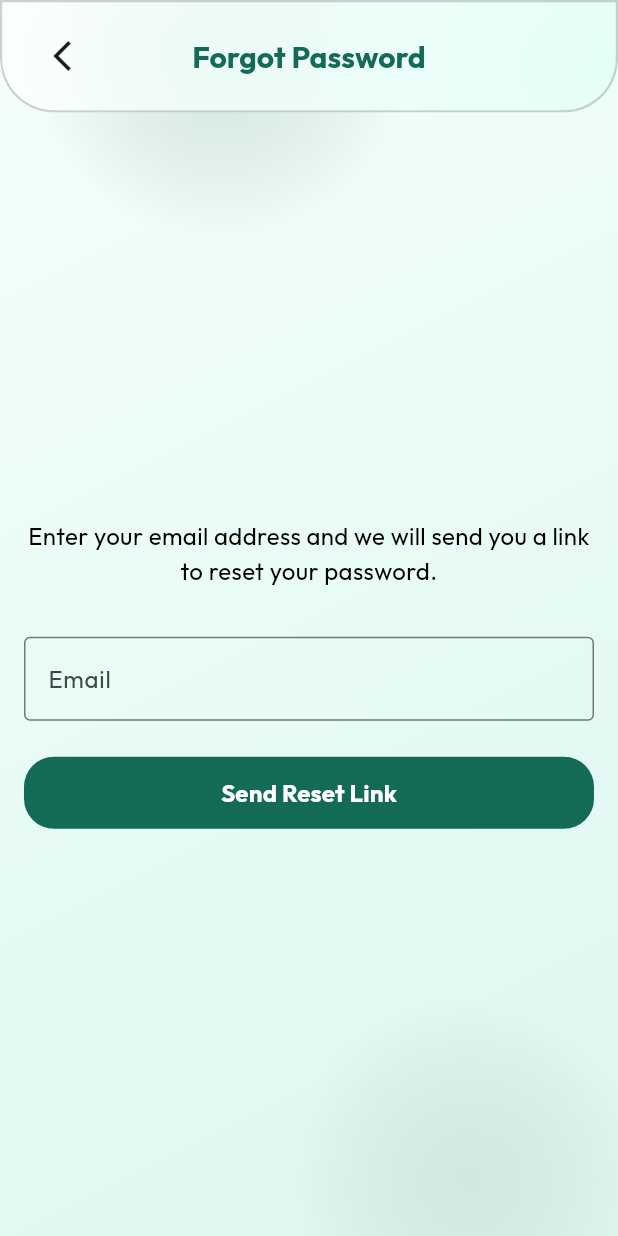
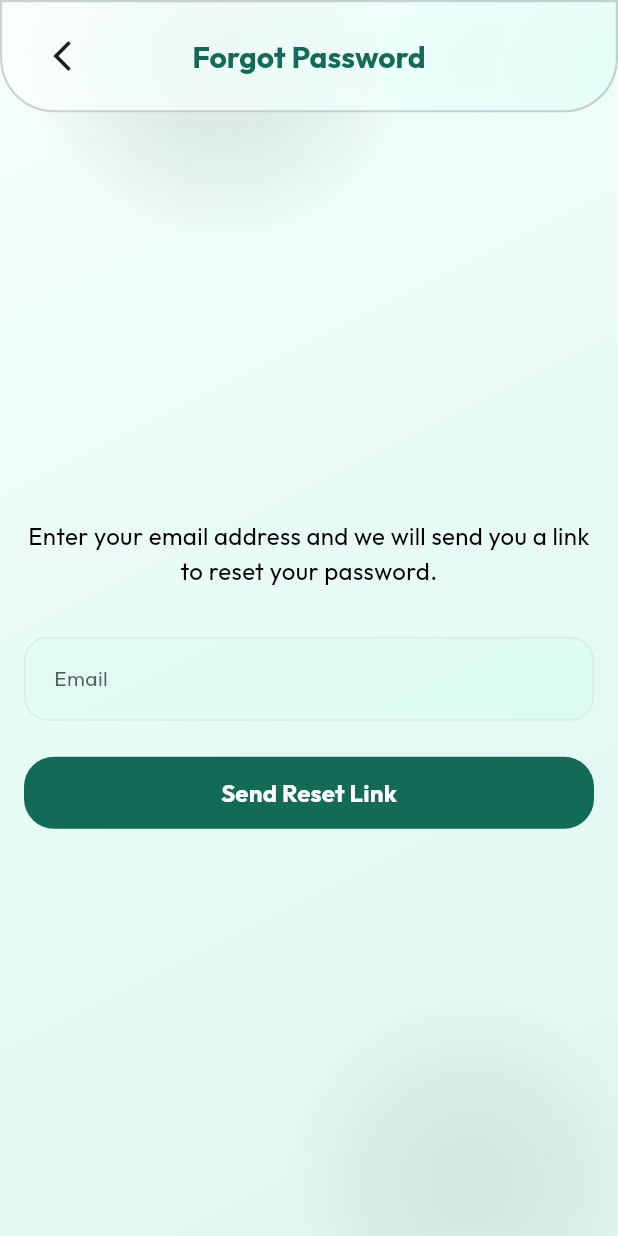
Before and after one commit to CodeAndThink/twinfix, a Flutter app: the _ForgotPasswordView screen opened directly, on a phone screen of 412 x 824 dp. Run offline on Flutter 3.47's test engine with Material 3 defaults, Android fonts, the phone set to English and light mode, and no system bars; our stand-ins replace another_flushbar, equatable, flutter_bloc, flutter_card_swiper, flutter_dotenv, get_it and 11 more; missing offline and left inert: exif, google_mlkit_face_detection, google_mlkit_text_recognition, haptic_feedback, image_pixels and 5 more; accounts and stored records are empty; generated files the repository leaves out were written again.

Commit message:
refactor: standardize authentication forms using custom AppAuthTextField and manage state with TextEditingControllers.

```diff
--- a/lib/presentation/features/auth/forgot_password/cubit/forgot_password_cubit.dart
+++ b/lib/presentation/features/auth/forgot_password/cubit/forgot_password_cubit.dart
@@ -1,23 +1,23 @@
+import 'package:flutter/material.dart';
 import 'package:twinfix/core/enums/load_status.dart';
+import 'package:twinfix/domain/repositories/auth_repository.dart';
 import 'package:twinfix/presentation/features/auth/forgot_password/cubit/forgot_password_state.dart';
 import 'package:twinfix/presentation/features/auth/forgot_password/navigator/forgot_password_navigator.dart';
 import 'package:twinfix/presentation/widgets/cubit/base_cubit.dart';
 
 class ForgotPasswordCubit extends BaseCubit<ForgotPasswordState> {
   final ForgotPasswordNavigator navigator;
+  final AuthRepository authRepository;
 
-  ForgotPasswordCubit({required this.navigator})
+  ForgotPasswordCubit({required this.navigator, required this.authRepository})
     : super(const ForgotPasswordState());
 
-  void emailChanged(String email) {
-    emit(state.copyWith(email: email));
-  }
+  final TextEditingController emailController = TextEditingController();
 
   Future<void> sendResetLink() async {
     emit(state.copyWith(loadStatus: LoadStatus.loading));
     try {
-      // TODO: Call forgot password usecase here
-      await Future.delayed(const Duration(seconds: 1));
+      await authRepository.forgotPassword(email: emailController.text.trim());
       emit(state.copyWith(loadStatus: LoadStatus.success));
     } catch (e) {
       emit(
--- a/lib/presentation/features/auth/forgot_password/pages/forgot_password_page.dart
+++ b/lib/presentation/features/auth/forgot_password/pages/forgot_password_page.dart
@@ -1,9 +1,11 @@
 import 'package:flutter/material.dart';
 import 'package:flutter_bloc/flutter_bloc.dart';
+import 'package:twinfix/core/di/injection.dart';
 import 'package:twinfix/generated/l10n.dart';
 import 'package:twinfix/presentation/features/auth/forgot_password/cubit/forgot_password_state.dart';
 import 'package:twinfix/presentation/widgets/buttons/app_filled_button.dart';
 import 'package:twinfix/presentation/widgets/scaffold/app_scaffold.dart';
+import 'package:twinfix/presentation/widgets/text_fields/app_auth_text_field.dart';
 import '../../../../../core/extensions/extensions.dart';
 import '../../../../../core/enums/load_status.dart';
 import '../cubit/forgot_password_cubit.dart';
@@ -15,8 +17,10 @@ class ForgotPasswordPage extends StatelessWidget {
   @override
   Widget build(BuildContext context) {
     return BlocProvider(
-      create: (context) =>
-          ForgotPasswordCubit(navigator: ForgotPasswordNavigator(context)),
+      create: (context) => ForgotPasswordCubit(
+        navigator: ForgotPasswordNavigator(context),
+        authRepository: locator.get(),
+      ),
       child: const _ForgotPasswordView(),
     );
   }
@@ -74,12 +78,9 @@ class _ForgotPasswordViewState extends State<_ForgotPasswordView> {
                     style: const TextStyle(fontSize: 16),
                   ),
                   32.height,
-                  TextField(
-                    onChanged: (value) => _cubit.emailChanged(value),
-                    decoration: InputDecoration(
-                      labelText: _l10n.email,
-                      border: const OutlineInputBorder(),
-                    ),
+                  AppAuthTextField(
+                    controller: _cubit.emailController,
+                    labelText: _l10n.email,
                   ),
                   24.height,
                   AppFilledButton(
--- a/lib/presentation/features/auth/login/cubit/login_cubit.dart
+++ b/lib/presentation/features/auth/login/cubit/login_cubit.dart
@@ -1,3 +1,4 @@
+import 'package:flutter/material.dart';
 import 'package:twinfix/core/enums/load_status.dart';
 import 'package:twinfix/domain/repositories/auth_repository.dart';
 import 'package:twinfix/presentation/features/auth/login/cubit/login_state.dart';
@@ -10,6 +11,9 @@ class LoginCubit extends BaseCubit<LoginState> {
 
   LoginCubit({required this.navigator, required this.authRepository})
     : super(const LoginState());
+
+  final TextEditingController emailController = TextEditingController();
+  final TextEditingController passwordController = TextEditingController();
 
   void emailChanged(String email) {
     emit(state.copyWith(email: email));
--- a/lib/presentation/features/auth/login/navigator/login_navigator.dart
+++ b/lib/presentation/features/auth/login/navigator/login_navigator.dart
@@ -1,13 +1,14 @@
+import 'package:twinfix/core/navigation/app_router.dart';
 import 'package:twinfix/core/navigation/base_navigator.dart';
 
 class LoginNavigator extends BaseNavigator {
   LoginNavigator(super.context);
 
   void goToRegister() {
-    push('/register');
+    pushNamed(AppRouter.register);
   }
 
   void goToForgotPassword() {
-    push('/forgot-password');
+    pushNamed(AppRouter.forgotPassword);
   }
 }
--- a/lib/presentation/features/settings/navigator/settings_navigator.dart
+++ b/lib/presentation/features/settings/navigator/settings_navigator.dart
@@ -1,4 +1,3 @@
-import 'package:go_router/go_router.dart';
 import 'package:twinfix/core/navigation/app_router.dart';
 import 'package:twinfix/core/navigation/base_navigator.dart';
 
@@ -6,6 +5,6 @@ class SettingsNavigator extends BaseNavigator {
   SettingsNavigator(super.context);
 
   void goToLogin() {
-    context.go(AppRouter.login);
+    pushNamed(AppRouter.login);
   }
 }
--- /dev/null
+++ b/lib/presentation/widgets/text_fields/app_auth_text_field.dart
@@ -0,0 +1,49 @@
+import 'package:flutter/material.dart';
+
+import 'app_text_field.dart';
+
+class AppAuthTextField extends StatelessWidget {
+  final String? labelText;
+  final String? hintText;
+  final TextEditingController? controller;
+  final TextInputType? keyboardType;
+  final bool autofocus;
+  final IconData? prefixIcon;
+  final Widget? suffixIcon;
+  final String? Function(String?)? validator;
+  final ValueChanged<String>? onChanged;
+  final Color? filledColor;
+  final bool obscureText;
+
+  const AppAuthTextField({
+    super.key,
+    this.labelText,
+    this.hintText,
+    this.controller,
+    this.keyboardType,
+    this.autofocus = false,
+    this.prefixIcon,
+    this.suffixIcon,
+    this.validator,
+    this.onChanged,
+    this.filledColor,
+    this.obscureText = false,
+  });
+
+  @override
+  Widget build(BuildContext context) {
+    return AppTextField(
+      labelText: labelText,
+      hintText: hintText,
+      controller: controller,
+      keyboardType: keyboardType,
+      autofocus: autofocus,
+      prefixIcon: prefixIcon,
+      suffixIcon: suffixIcon,
+      validator: validator,
+      onChanged: onChanged,
+      filledColor: filledColor,
+      obscureText: obscureText,
+    );
+  }
+}
--- a/lib/presentation/widgets/text_fields/app_text_field.dart
+++ b/lib/presentation/widgets/text_fields/app_text_field.dart
@@ -1,4 +1,5 @@
 import 'package:flutter/material.dart';
+import 'package:twinfix/core/constants/app_colors.dart';
 import 'package:twinfix/core/extensions/extensions.dart';
 
 class AppTextField extends StatelessWidget {
@@ -11,6 +12,8 @@ class AppTextField extends StatelessWidget {
   final Widget? suffixIcon;
   final String? Function(String?)? validator;
   final ValueChanged<String>? onChanged;
+  final Color? filledColor;
+  final bool obscureText;
 
   const AppTextField({
     super.key,
@@ -23,36 +26,69 @@ class AppTextField extends StatelessWidget {
     this.suffixIcon,
     this.validator,
     this.onChanged,
+    this.filledColor,
+    this.obscureText = false,
   });
 
   @override
   Widget build(BuildContext context) {
+    final theme = Theme.of(context);
+
     return TextFormField(
       controller: controller,
       keyboardType: keyboardType,
       autofocus: autofocus,
       validator: validator,
       onChanged: onChanged,
+      obscureText: obscureText,
+      style: theme.textTheme.bodyLarge,
       decoration: InputDecoration(
         labelText: labelText,
+        labelStyle: theme.textTheme.bodyMedium?.copyWith(
+          color: theme.colorScheme.onSurface.withValues(alpha: 0.7),
+        ),
         hintText: hintText,
-        prefixIcon: prefixIcon != null ? Icon(prefixIcon) : null,
+        hintStyle: theme.textTheme.bodyMedium?.copyWith(
+          color: AppColors.placeholderText,
+        ),
+        prefixIcon: prefixIcon != null
+            ? Icon(prefixIcon, color: theme.colorScheme.primary, size: 20)
+            : null,
         suffixIcon: suffixIcon,
-        border: OutlineInputBorder(borderRadius: 12.borderRadius),
+        border: OutlineInputBorder(
+          borderRadius: 16.borderRadius,
+          borderSide: BorderSide.none,
+        ),
         enabledBorder: OutlineInputBorder(
-          borderRadius: 12.borderRadius,
-          borderSide: BorderSide(color: Colors.grey.shade300),
+          borderRadius: 16.borderRadius,
+          borderSide: BorderSide(
+            color: theme.colorScheme.outlineVariant.withValues(alpha: 0.3),
+          ),
         ),
         focusedBorder: OutlineInputBorder(
-          borderRadius: 12.borderRadius,
-          borderSide: BorderSide(
-            color: Theme.of(context).primaryColor,
-            width: 2,
-          ),
+          borderRadius: 16.borderRadius,
+          borderSide: BorderSide(color: theme.colorScheme.primary, width: 1.5),
+        ),
+        errorBorder: OutlineInputBorder(
+          borderRadius: 16.borderRadius,
+          borderSide: BorderSide(color: theme.colorScheme.error),
+        ),
+        focusedErrorBorder: OutlineInputBorder(
+          borderRadius: 16.borderRadius,
+          borderSide: BorderSide(color: theme.colorScheme.error, width: 1.5),
         ),
         filled: true,
-        fillColor: Colors.grey.shade50,
-        contentPadding: 12.paddingAll,
+        fillColor:
+            filledColor ??
+            (theme.brightness == Brightness.dark
+                ? theme.colorScheme.surfaceContainerHighest.withValues(
+                    alpha: 0.4,
+                  )
+                : AppColors.placeholderBackground),
+        contentPadding: const EdgeInsets.symmetric(
+          horizontal: 16,
+          vertical: 16,
+        ),
       ),
     );
   }
```
Also changed, not shown: lib/presentation/features/auth/login/pages/login_page.dart (+23 -20 lines), lib/presentation/features/auth/register/pages/register_page.dart (+7 -15 lines), lib/presentation/widgets/text_fields/app_password_text_field.dart (+11 -4 lines).
